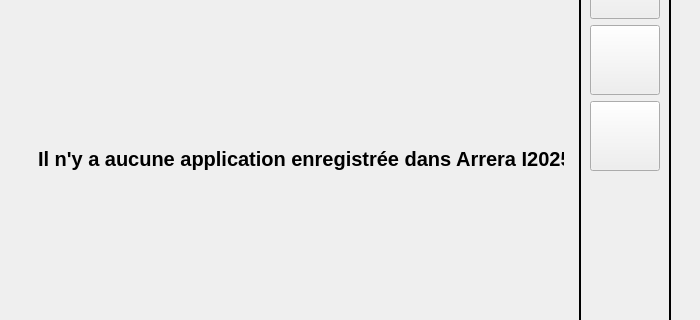
First picture: the form in arreraui.ui, repository Arrera-Software/Arrera-Interface, before the edit; both pictures show x 0 to 700 and y 341 to 661 of the 700 by 863 pixel window.
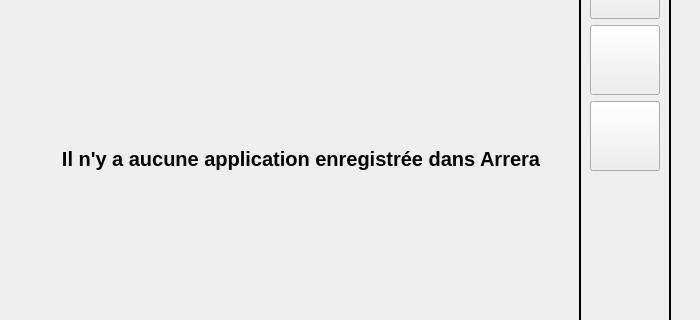
Second picture: the form after the edit. The open tabs and pages were chosen to show the change. Icons and pictures are not drawn.

Commit message: Optimisation de la partie application

Diff of the .ui file:
```diff
--- a/arreraui.ui
+++ b/arreraui.ui
@@ -2165,7 +2165,10 @@
                     </font>
                    </property>
                    <property name="text">
-                    <string>Il n'y a aucune application enregistrée dans Arrera I2025.</string>
+                    <string>Il n'y a aucune application enregistrée dans Arrera</string>
+                   </property>
+                   <property name="alignment">
+                    <set>Qt::AlignmentFlag::AlignCenter</set>
                    </property>
                   </widget>
                  </item>
```
Left out of the diff: 6 changed lines with no effect on the pictures. The commit also changes 1 other file.
